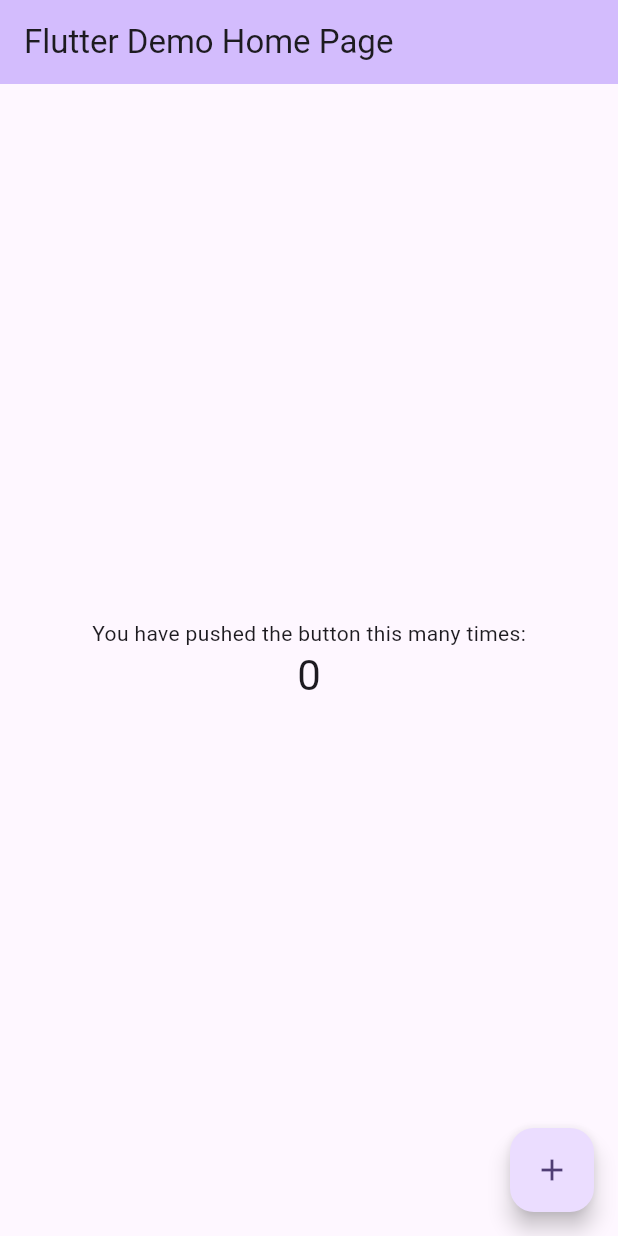
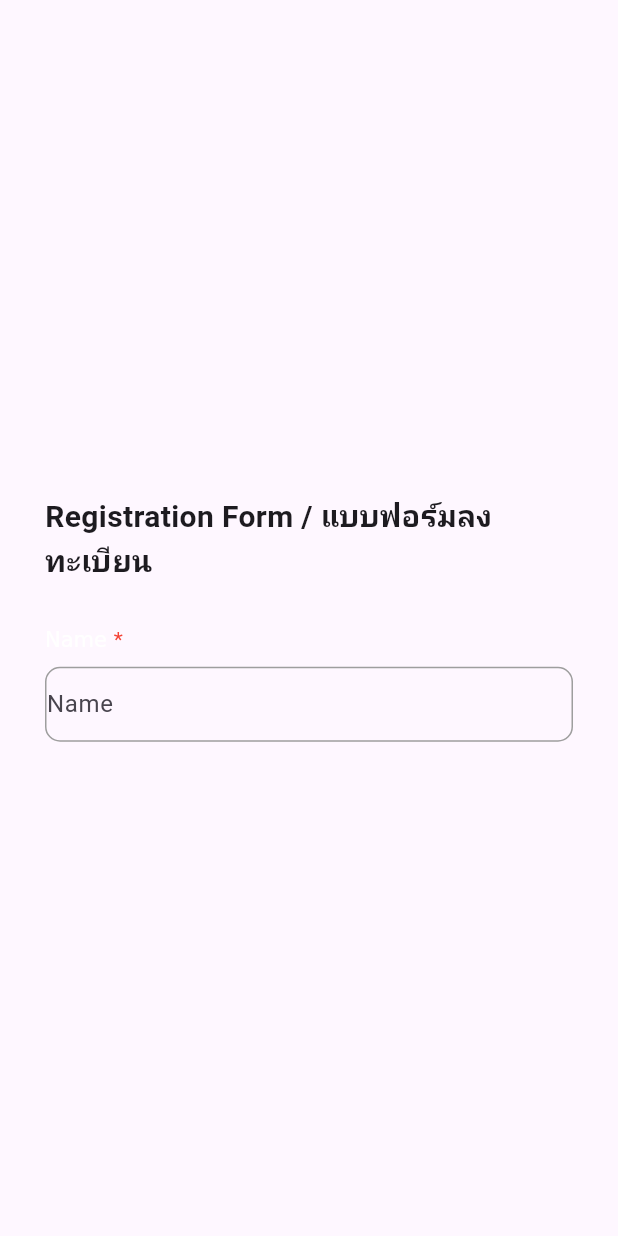
Before and after one commit to sheinah/registration, a Flutter app: the screen it shows after launch, on a phone screen of 412 x 824 dp. Run offline on Flutter 3.47's test engine with Material 3 defaults, Android fonts, the phone set to English and light mode, and no system bars.

Commit message:
register form building...

```diff
--- /dev/null
+++ b/lib/app_values/app_colors.dart
@@ -0,0 +1,7 @@
+import 'package:flutter/material.dart';
+
+const black = Colors.black;
+const white = Colors.white;
+const red = Colors.red;
+const blue = Colors.blue;
+const grey = Colors.grey;
--- /dev/null
+++ b/lib/app_values/double_size.dart
@@ -0,0 +1,11 @@
+// Font Size
+const fontTen = 10.0;
+const fontTwelve = 12.0;
+const fontFourteen = 14.0;
+const fontTwenty = 20.0;
+
+//  Space size
+const ten = 10.0;
+const twenty = 20.0;
+const thirty = 30.0;
+const fifty = 50.0;
--- a/lib/main.dart
+++ b/lib/main.dart
@@ -1,4 +1,5 @@
 import 'package:flutter/material.dart';
+import 'package:registration/screens/register_page.dart';
 
 void main() {
   runApp(const MyApp());
@@ -7,119 +8,16 @@ void main() {
 class MyApp extends StatelessWidget {
   const MyApp({super.key});
 
-  // This widget is the root of your application.
   @override
   Widget build(BuildContext context) {
     return MaterialApp(
-      title: 'Flutter Demo',
+      title: 'Registration_Web',
+      debugShowCheckedModeBanner: false,
       theme: ThemeData(
-        // This is the theme of your application.
-        //
-        // TRY THIS: Try running your application with "flutter run". You'll see
-        // the application has a purple toolbar. Then, without quitting the app,
-        // try changing the seedColor in the colorScheme below to Colors.green
-        // and then invoke "hot reload" (save your changes or press the "hot
-        // reload" button in a Flutter-supported IDE, or press "r" if you used
-        // the command line to start the app).
-        //
-        // Notice that the counter didn't reset back to zero; the application
-        // state is not lost during the reload. To reset the state, use hot
-        // restart instead.
-        //
-        // This works for code too, not just values: Most code changes can be
-        // tested with just a hot reload.
         colorScheme: ColorScheme.fromSeed(seedColor: Colors.deepPurple),
         useMaterial3: true,
       ),
-      home: const MyHomePage(title: 'Flutter Demo Home Page'),
+      home: const RegisterPage(),
     );
   }
 }
-
-class MyHomePage extends StatefulWidget {
-  const MyHomePage({super.key, required this.title});
-
-  // This widget is the home page of your application. It is stateful, meaning
-  // that it has a State object (defined below) that contains fields that affect
-  // how it looks.
-
-  // This class is the configuration for the state. It holds the values (in this
-  // case the title) provided by the parent (in this case the App widget) and
-  // used by the build method of the State. Fields in a Widget subclass are
-  // always marked "final".
-
-  final String title;
-
-  @override
-  State<MyHomePage> createState() => _MyHomePageState();
-}
-
-class _MyHomePageState extends State<MyHomePage> {
-  int _counter = 0;
-
-  void _incrementCounter() {
-    setState(() {
-      // This call to setState tells the Flutter framework that something has
-      // changed in this State, which causes it to rerun the build method below
-      // so that the display can reflect the updated values. If we changed
-      // _counter without calling setState(), then the build method would not be
-      // called again, and so nothing would appear to happen.
-      _counter++;
-    });
-  }
-
-  @override
-  Widget build(BuildContext context) {
-    // This method is rerun every time setState is called, for instance as done
-    // by the _incrementCounter method above.
-    //
-    // The Flutter framework has been optimized to make rerunning build methods
-    // fast, so that you can just rebuild anything that needs updating rather
-    // than having to individually change instances of widgets.
-    return Scaffold(
-      appBar: AppBar(
-        // TRY THIS: Try changing the color here to a specific color (to
-        // Colors.amber, perhaps?) and trigger a hot reload to see the AppBar
-        // change color while the other colors stay the same.
-        backgroundColor: Theme.of(context).colorScheme.inversePrimary,
-        // Here we take the value from the MyHomePage object that was created by
-        // the App.build method, and use it to set our appbar title.
-        title: Text(widget.title),
-      ),
-      body: Center(
-        // Center is a layout widget. It takes a single child and positions it
-        // in the middle of the parent.
-        child: Column(
-          // Column is also a layout widget. It takes a list of children and
-          // arranges them vertically. By default, it sizes itself to fit its
-          // children horizontally, and tries to be as tall as its parent.
-          //
-          // Column has various properties to control how it sizes itself and
-          // how it positions its children. Here we use mainAxisAlignment to
-          // center the children vertically; the main axis here is the vertical
-          // axis because Columns are vertical (the cross axis would be
-          // horizontal).
-          //
-          // TRY THIS: Invoke "debug painting" (choose the "Toggle Debug Paint"
-          // action in the IDE, or press "p" in the console), to see the
-          // wireframe for each widget.
-          mainAxisAlignment: MainAxisAlignment.center,
-          children: <Widget>[
-            const Text(
-              'You have pushed the button this many times:',
-            ),
-            Text(
-              '$_counter',
-              style: Theme.of(context).textTheme.headlineMedium,
-            ),
-          ],
-        ),
-      ),
-      floatingActionButton: FloatingActionButton(
-        onPressed: _incrementCounter,
-        tooltip: 'Increment',
-        child: const Icon(Icons.add),
-      ), // This trailing comma makes auto-formatting nicer for build methods.
-    );
-  }
-}
--- /dev/null
+++ b/lib/screens/register_page.dart
@@ -0,0 +1,69 @@
+import 'package:flutter/material.dart';
+import 'package:registration/app_values/app_colors.dart';
+import 'package:registration/app_values/double_size.dart';
+
+class RegisterPage extends StatefulWidget {
+  const RegisterPage({super.key});
+
+  @override
+  State<RegisterPage> createState() => _RegisterPageState();
+}
+
+class _RegisterPageState extends State<RegisterPage> {
+  final TextEditingController _nameController = TextEditingController();
+
+  @override
+  Widget build(BuildContext context) {
+    return Scaffold(
+      body: Padding(
+        padding: const EdgeInsets.symmetric(horizontal: thirty, vertical: fifty),
+        child: Center(
+          child: Column(
+            mainAxisAlignment: MainAxisAlignment.center,
+            children: [
+              const Text(
+                'Registration Form / แบบฟอร์มลงทะเบียน',
+                style: TextStyle(fontSize: fontTwenty, fontWeight: FontWeight.bold),
+              ),
+              const SizedBox(height: thirty),
+              nameForm(),
+            ],
+          ),
+        ),
+      ),
+    );
+  }
+
+  Widget nameForm() {
+    return Column(
+      crossAxisAlignment: CrossAxisAlignment.start,
+      children: [
+        RichText(
+          text: TextSpan(
+            text: 'Name ',
+            children: [
+              TextSpan(
+                text: '*',
+                style: TextStyle(color: red),
+              ),
+            ],
+          ),
+        ),
+        const SizedBox(height: ten),
+        Container(
+          decoration: BoxDecoration(
+            border: Border.all(color: grey),
+            borderRadius: BorderRadius.circular(10),
+          ),
+          child: TextFormField(
+            controller: _nameController,
+            decoration: InputDecoration(
+              border: InputBorder.none,
+              hintText: 'Name',
+            ),
+          ),
+        ),
+      ],
+    );
+  }
+}
```
